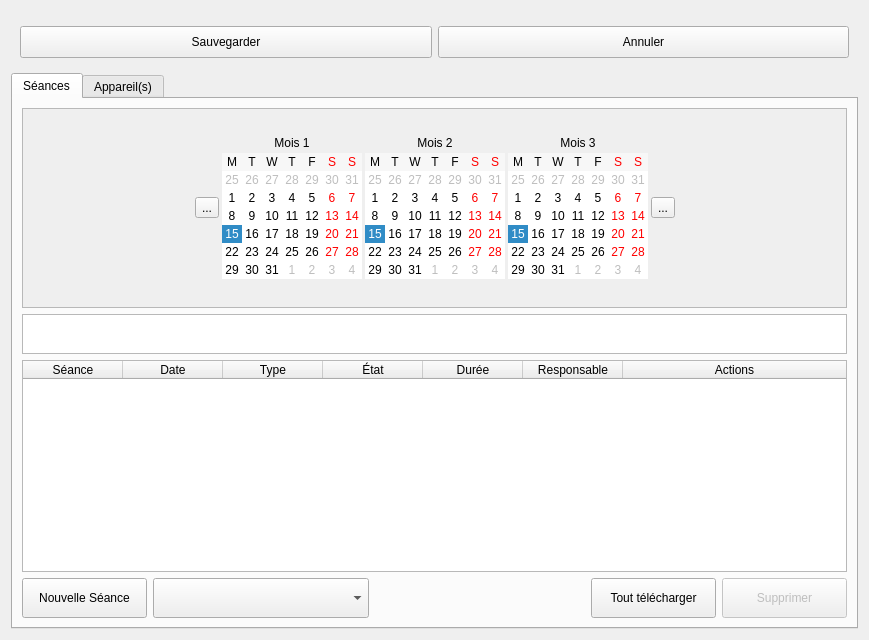
Qt form client/src/editors/ParticipantWidget.ui (introlab/openteraplus) before a commit.
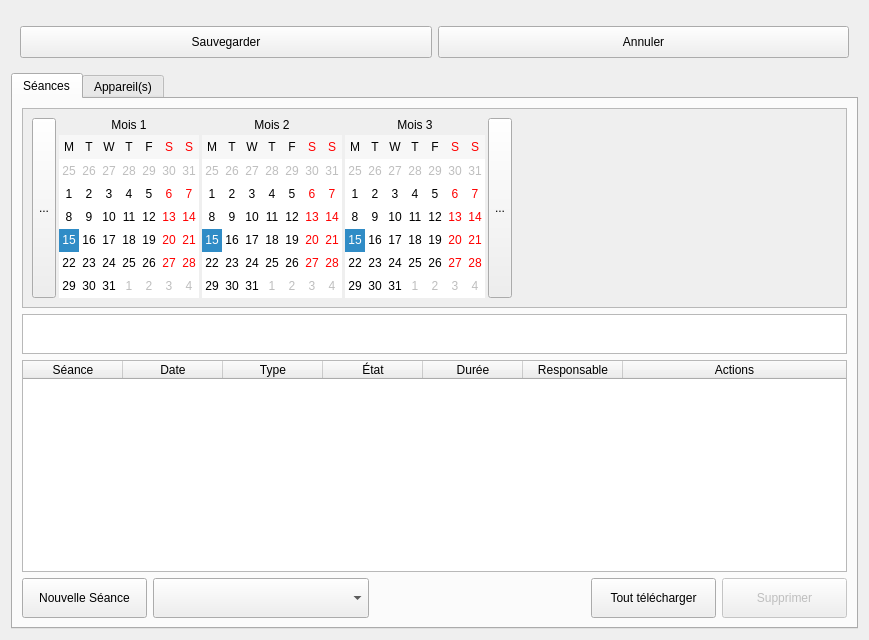
The same form after that commit. Icons and pictures are not drawn. Custom widgets are drawn as their Qt base class.

Commit message: Fixed some UI issues related to new participant creation.

What changed in the file:
```diff
--- a/client/src/editors/ParticipantWidget.ui
+++ b/client/src/editors/ParticipantWidget.ui
@@ -281,8 +281,8 @@
            <rect>
             <x>0</x>
             <y>0</y>
-            <width>827</width>
-            <height>198</height>
+            <width>825</width>
+            <height>199</height>
            </rect>
           </property>
           <layout class="QVBoxLayout" name="verticalLayout_5">
@@ -291,21 +291,14 @@
              <property name="spacing">
               <number>3</number>
              </property>
-             <item>
-              <spacer name="horizontalSpacer_2">
-               <property name="orientation">
-                <enum>Qt::Horizontal</enum>
-               </property>
-               <property name="sizeHint" stdset="0">
-                <size>
-                 <width>40</width>
-                 <height>20</height>
-                </size>
-               </property>
-              </spacer>
-             </item>
              <item>
               <widget class="QToolButton" name="btnPrevCal">
+               <property name="sizePolicy">
+                <sizepolicy hsizetype="Fixed" vsizetype="Expanding">
+                 <horstretch>0</horstretch>
+                 <verstretch>0</verstretch>
+                </sizepolicy>
+               </property>
                <property name="cursor">
                 <cursorShape>PointingHandCursor</cursorShape>
                </property>
@@ -326,7 +319,7 @@
                <item>
                 <widget class="QLabel" name="lblMonth1">
                  <property name="sizePolicy">
-                  <sizepolicy hsizetype="Fixed" vsizetype="Fixed">
+                  <sizepolicy hsizetype="Minimum" vsizetype="Fixed">
                    <horstretch>0</horstretch>
                    <verstretch>0</verstretch>
                   </sizepolicy>
@@ -337,12 +330,6 @@
                    <height>0</height>
                   </size>
                  </property>
-                 <property name="maximumSize">
-                  <size>
-                   <width>190</width>
-                   <height>16777215</height>
-                  </size>
-                 </property>
                  <property name="text">
                   <string>Mois 1</string>
                  </property>
@@ -427,17 +414,11 @@
                <item>
                 <widget class="QLabel" name="lblMonth2">
                  <property name="sizePolicy">
-                  <sizepolicy hsizetype="Fixed" vsizetype="Fixed">
+                  <sizepolicy hsizetype="Minimum" vsizetype="Fixed">
                    <horstretch>0</horstretch>
                    <verstretch>0</verstretch>
                   </sizepolicy>
                  </property>
-                 <property name="maximumSize">
-                  <size>
-                   <width>190</width>
-                   <height>16777215</height>
-                  </size>
-                 </property>
                  <property name="text">
                   <string>Mois 2</string>
                  </property>
@@ -487,17 +468,11 @@
                <item>
                 <widget class="QLabel" name="lblMonth3">
                  <property name="sizePolicy">
-                  <sizepolicy hsizetype="Fixed" vsizetype="Fixed">
+                  <sizepolicy hsizetype="Minimum" vsizetype="Fixed">
                    <horstretch>0</horstretch>
                    <verstretch>0</verstretch>
                   </sizepolicy>
                  </property>
-                 <property name="maximumSize">
-                  <size>
-                   <width>190</width>
-                   <height>16777215</height>
-                  </size>
-                 </property>
                  <property name="text">
                   <string>Mois 3</string>
                  </property>
@@ -541,6 +516,12 @@
              </item>
              <item>
               <widget class="QToolButton" name="btnNextCal">
+               <property name="sizePolicy">
+                <sizepolicy hsizetype="Fixed" vsizetype="Expanding">
+                 <horstretch>0</horstretch>
+                 <verstretch>0</verstretch>
+                </sizepolicy>
+               </property>
                <property name="cursor">
                 <cursorShape>PointingHandCursor</cursorShape>
                </property>
```
The commit also changes 3 other files.
